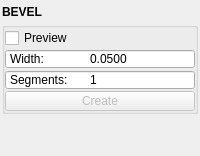
Above: mayatk/edit_utils/bevel.ui from m3trik/mayatk before the change. Below: the same form after it.
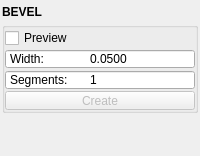
That is the form after the change. Custom widgets are drawn as their Qt base class.

Diff of the .ui file:
```diff
--- a/mayatk/edit_utils/bevel.ui
+++ b/mayatk/edit_utils/bevel.ui
@@ -140,13 +140,13 @@
              <property name="minimumSize">
               <size>
                <width>0</width>
-               <height>20</height>
+               <height>19</height>
               </size>
              </property>
              <property name="maximumSize">
               <size>
                <width>16777215</width>
-               <height>20</height>
+               <height>19</height>
               </size>
              </property>
              <property name="toolTip">
```
